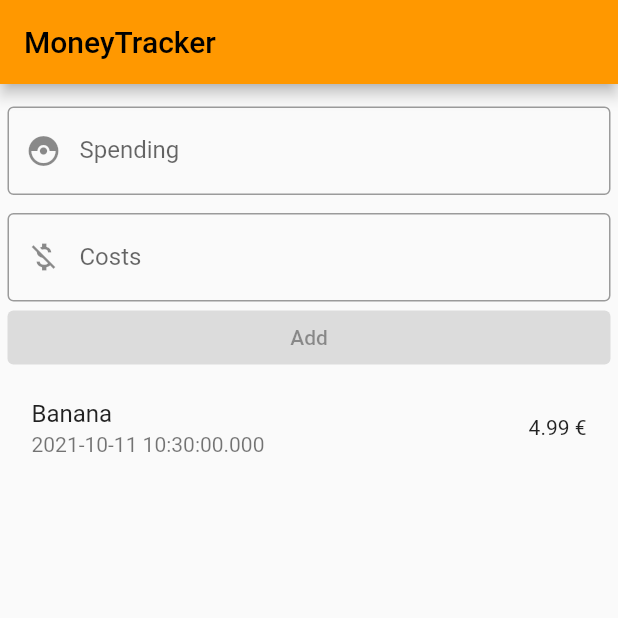
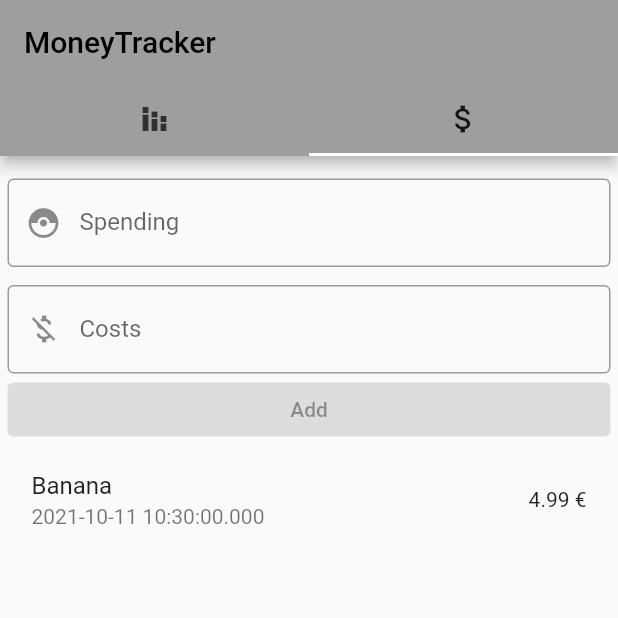
Before and after one commit to Goala/flutter_money_tracker, a Flutter app: the screen it shows after launch, on a phone screen of 412 x 824 dp, the top half of it. Run offline on Flutter 3.47's test engine with Material 2 defaults, Android fonts, the phone set to English and light mode, and no system bars.

Commit message:
Add tabs

```diff
--- a/lib/main.dart
+++ b/lib/main.dart
@@ -23,16 +23,27 @@ class MyApp extends StatelessWidget {
           // or simply save your changes to "hot reload" in a Flutter IDE).
           // Notice that the counter didn't reset back to zero; the application
           // is not restarted.
-          primarySwatch: Colors.orange,
+          primarySwatch: Colors.grey,
         ),
-        home: SafeArea(
+        home: DefaultTabController(
+          length: 2,
+          initialIndex: 1,
+          child: SafeArea(
             bottom: false,
             top: false,
             child: Scaffold(
                 appBar: AppBar(
                   title: const Text('MoneyTracker'),
+                  bottom: const TabBar(tabs: [
+                    Tab(icon: Icon(Icons.stacked_bar_chart)),
+                    Tab(icon: Icon(Icons.attach_money_sharp)),
+                  ]),
                 ),
-              body: const MoneyRecorder()),
+                body: const TabBarView(children: [
+                  Icon(Icons.stacked_bar_chart),
+                  MoneyRecorder()
+                ])),
+          ),
         ));
   }
 }
```
Lines whose indentation alone changed are shown as unchanged.
